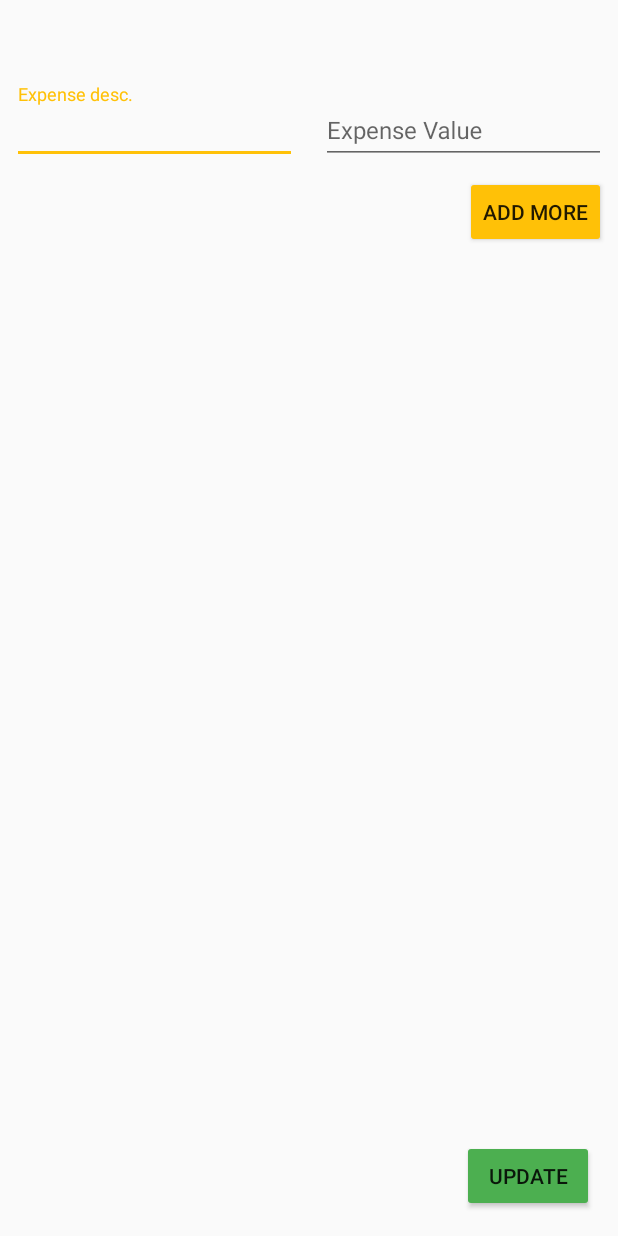
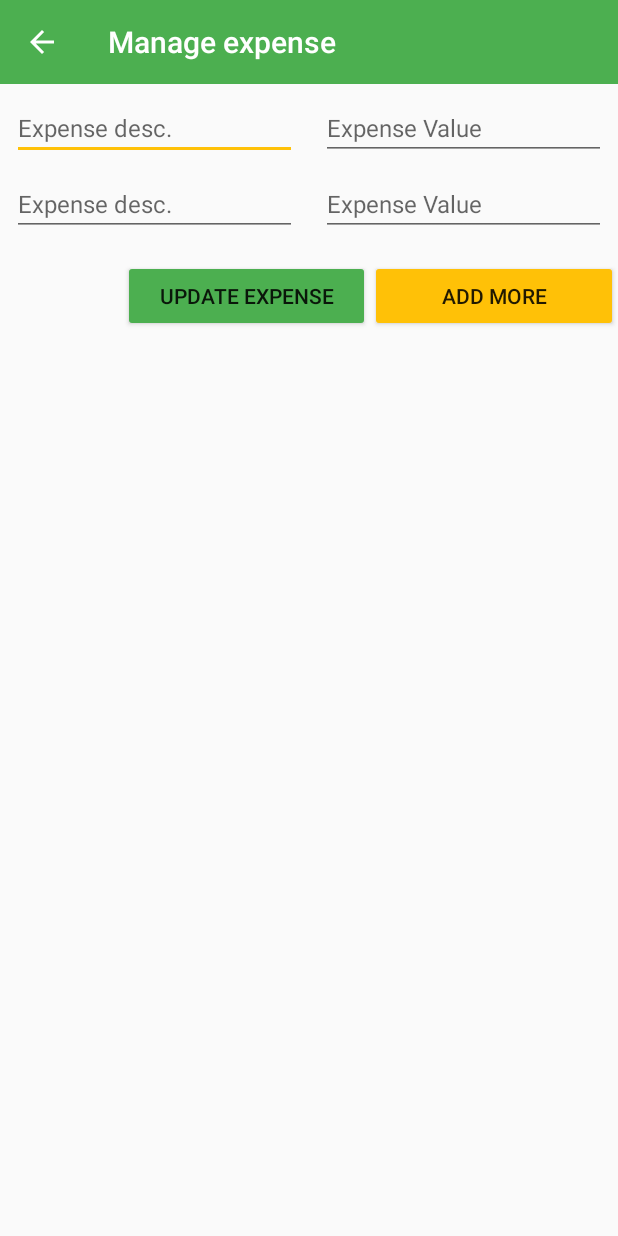
Before and after one commit to geronald10/Asumu, an Android app: the ManageExpenseActivity screen opened directly, with no data from a screen before it, after a tap on "ADD MORE", on a phone screen of 412 x 824 dp. Run offline under Robolectric (Android 15) with nearby library versions, the phone set to English and light mode, and no system bars; our stand-ins replace Volley; libraries missing offline, so code that uses them is left out: cn.pedant; network calls fail.

Commit message:
Add history daily code

```diff
--- a/app/src/main/AndroidManifest.xml
+++ b/app/src/main/AndroidManifest.xml
@@ -47,8 +47,8 @@
             </intent-filter>
         </activity>
         <activity android:name=".activity.AddNewTargetActivity" />
-        <activity android:name=".HistoryDetailActivity" />
-        <activity android:name=".ManageExpenseActivity"></activity>
+        <activity android:name=".activity.HistoryDetailActivity" />
+        <activity android:name=".activity.ManageExpenseActivity"></activity>
     </application>
 
 </manifest>
--- a/app/src/main/java/net/ridhoperdana/asumu/ManageExpenseActivity.java
+++ /dev/null
@@ -1,37 +0,0 @@
-package net.ridhoperdana.asumu;
-
-import android.support.constraint.ConstraintLayout;
-import android.support.v7.app.AppCompatActivity;
-import android.os.Bundle;
-import android.util.Log;
-import android.view.View;
-import android.view.ViewGroup;
-import android.widget.Button;
-import android.widget.EditText;
-import android.widget.LinearLayout;
-
-public class ManageExpenseActivity extends AppCompatActivity {
-
-    @Override
-    protected void onCreate(Bundle savedInstanceState) {
-        super.onCreate(savedInstanceState);
-        setContentView(R.layout.activity_manage_expense);
-
-        EditText keyExpense = (EditText)findViewById(R.id.input_key_daily);
-        EditText valueExpense = (EditText)findViewById(R.id.input_value_daily);
-        ConstraintLayout constraintLayout = new ConstraintLayout(this);
-        constraintLayout.setId(R.id.constraintLayout);
-//        setContentView(constraintLayout);
-//        ConstraintLayout.LayoutParams clpcontactUs = new ConstraintLayout.LayoutParams(
-//                ConstraintLayout.LayoutParams.WRAP_CONTENT, ConstraintLayout.LayoutParams.WRAP_CONTENT);
-        Button buttonAddMoreExpense = (Button)findViewById(R.id.add_more_expense);
-        buttonAddMoreExpense.setOnClickListener(new View.OnClickListener() {
-            @Override
-            public void onClick(View view) {
-
-//                layout.addView(linearLayout);
-            }
-        });
-
-    }
-}
--- a/app/src/main/java/net/ridhoperdana/asumu/HistoryDetailActivity.java
+++ b/app/src/main/java/net/ridhoperdana/asumu/activity/HistoryDetailActivity.java
@@ -1,4 +1,4 @@
-package net.ridhoperdana.asumu;
+package net.ridhoperdana.asumu.activity;
 
 import android.graphics.Color;
 import android.support.constraint.ConstraintLayout;
@@ -16,6 +16,7 @@ import com.github.mikephil.charting.data.LineDataSet;
 import com.github.mikephil.charting.interfaces.datasets.ILineDataSet;
 
 import net.cachapa.expandablelayout.ExpandableLayout;
+import net.ridhoperdana.asumu.R;
 
 import java.util.ArrayList;
 import java.util.List;
--- a/app/src/main/java/net/ridhoperdana/asumu/AdapterListHistory.java
+++ b/app/src/main/java/net/ridhoperdana/asumu/adapter/AdapterListHistory.java
@@ -1,4 +1,4 @@
-package net.ridhoperdana.asumu;
+package net.ridhoperdana.asumu.adapter;
 
 import android.content.Context;
 import android.support.v7.widget.RecyclerView;
@@ -6,6 +6,9 @@ import android.view.LayoutInflater;
 import android.view.View;
 import android.view.ViewGroup;
 import android.widget.TextView;
+
+import net.ridhoperdana.asumu.R;
+import net.ridhoperdana.asumu.model.ListofTargetModel;
 
 import java.util.Collections;
 import java.util.List;
--- a/app/src/main/java/net/ridhoperdana/asumu/fragment/ItemHistoryFragment.java
+++ b/app/src/main/java/net/ridhoperdana/asumu/fragment/ItemHistoryFragment.java
@@ -10,9 +10,9 @@ import android.view.LayoutInflater;
 import android.view.View;
 import android.view.ViewGroup;
 
-import net.ridhoperdana.asumu.AdapterListHistory;
-import net.ridhoperdana.asumu.HistoryDetailActivity;
-import net.ridhoperdana.asumu.ListofTargetModel;
+import net.ridhoperdana.asumu.adapter.AdapterListHistory;
+import net.ridhoperdana.asumu.activity.HistoryDetailActivity;
+import net.ridhoperdana.asumu.model.ListofTargetModel;
 import net.ridhoperdana.asumu.R;
 import net.ridhoperdana.asumu.utility.RupiahCurrencyFormat;
 
--- a/app/src/main/java/net/ridhoperdana/asumu/ListofTargetModel.java
+++ b/app/src/main/java/net/ridhoperdana/asumu/model/ListofTargetModel.java
@@ -1,4 +1,4 @@
-package net.ridhoperdana.asumu;
+package net.ridhoperdana.asumu.model;
 
 /**
  * Created by RIDHO on 9/7/2017.
--- a/app/src/main/java/net/ridhoperdana/asumu/UserModel.java
+++ b/app/src/main/java/net/ridhoperdana/asumu/model/UserModel.java
@@ -1,4 +1,4 @@
-package net.ridhoperdana.asumu;
+package net.ridhoperdana.asumu.model;
 
 /**
  * Created by RIDHO on 9/8/2017.
--- a/app/src/main/java/net/ridhoperdana/asumu/utility/NetworkUtils.java
+++ b/app/src/main/java/net/ridhoperdana/asumu/utility/NetworkUtils.java
@@ -23,4 +23,7 @@ public class NetworkUtils {
     public final static String ACTIVE_TARGET =
             "http://172.20.10.3:1234/Asumu/Services/historyTarget";
 
+    public final static String HISTORY_DAILY =
+            "http://172.20.10.3:1234/Asumu/Services/newHistoryDaily";
+
 }
--- a/app/src/main/res/layout/activity_history_detail.xml
+++ b/app/src/main/res/layout/activity_history_detail.xml
@@ -4,7 +4,7 @@
     xmlns:tools="http://schemas.android.com/tools"
     android:layout_width="match_parent"
     android:layout_height="match_parent"
-    tools:context="net.ridhoperdana.asumu.HistoryDetailActivity">
+    tools:context="net.ridhoperdana.asumu.activity.HistoryDetailActivity">
 
     <android.support.constraint.ConstraintLayout
         android:layout_width="0dp"
--- a/app/src/main/res/layout/activity_manage_expense.xml
+++ b/app/src/main/res/layout/activity_manage_expense.xml
@@ -1,81 +1,84 @@
 <?xml version="1.0" encoding="utf-8"?>
-<android.support.constraint.ConstraintLayout xmlns:android="http://schemas.android.com/apk/res/android"
+<LinearLayout xmlns:android="http://schemas.android.com/apk/res/android"
     xmlns:app="http://schemas.android.com/apk/res-auto"
     xmlns:tools="http://schemas.android.com/tools"
     android:layout_width="match_parent"
     android:layout_height="match_parent"
-    tools:context="net.ridhoperdana.asumu.ManageExpenseActivity"
-    android:id="@+id/constraintLayout">
+    android:orientation="vertical"
+    tools:context="net.ridhoperdana.asumu.activity.ManageExpenseActivity">
 
     <include
         android:id="@+id/toolbar"
-        layout="@layout/app_bar"
-        android:layout_height="0dp"
-        android:layout_width="0dp"
-        tools:layout_editor_absoluteY="0dp"
-        tools:layout_editor_absoluteX="0dp" />
+        layout="@layout/app_bar" />
 
     <LinearLayout
-        android:layout_width="0dp"
+        android:id="@+id/linear_layout_parent"
+        android:layout_width="match_parent"
         android:layout_height="wrap_content"
-        android:orientation="horizontal"
-        app:layout_constraintTop_toBottomOf="@+id/toolbar"
-        app:layout_constraintRight_toRightOf="parent"
-        app:layout_constraintLeft_toLeftOf="parent"
-        android:id="@+id/input_layout">
-        <android.support.design.widget.TextInputLayout
-            android:id="@+id/input_layout_key_daily"
+        android:orientation="vertical">
+
+        <LinearLayout
+            android:id="@+id/input_layout"
+            android:layout_width="match_parent"
+            android:layout_height="wrap_content"
+            android:layout_marginTop="8dp"
+            android:orientation="horizontal">
+
+            <EditText
+                android:id="@+id/input_key_daily"
                 android:layout_width="0dp"
                 android:layout_height="wrap_content"
                 android:layout_marginLeft="8dp"
                 android:layout_marginRight="8dp"
-            android:layout_weight=".5">
+                android:layout_weight="0.5"
+                android:hint="Expense desc."
+                android:inputType="text"
+                android:textSize="16sp" />
+
             <EditText
-                android:id="@+id/input_key_daily"
-                android:layout_width="match_parent"
-                android:layout_height="wrap_content"
-                android:hint="Expense desc."
-                android:inputType="date"
-                android:textSize="16sp"/>
-
-        </android.support.design.widget.TextInputLayout>
-
-        <android.support.design.widget.TextInputLayout
-            android:id="@+id/input_layout_value_daily"
+                android:id="@+id/input_value_daily"
                 android:layout_width="0dp"
                 android:layout_height="wrap_content"
                 android:layout_marginLeft="8dp"
                 android:layout_marginRight="8dp"
-            android:layout_weight=".5">
-            <EditText
-                android:id="@+id/input_value_daily"
+                android:layout_weight=".5"
+                android:hint="Expense Value"
+                android:inputType="number"
+                android:textSize="16sp" />
+
+        </LinearLayout>
+
+    </LinearLayout>
+
+    <LinearLayout
+        android:layout_marginTop="16dp"
+        android:id="@+id/layout_button_add_update"
         android:layout_width="match_parent"
         android:layout_height="wrap_content"
-                android:hint="Expense Value"
-                android:inputType="date"
-                android:textSize="16sp"/>
+        android:layout_alignParentBottom="true"
+        android:orientation="horizontal">
 
-        </android.support.design.widget.TextInputLayout>
-    </LinearLayout>
+        <LinearLayout
+            android:layout_width="0dp"
+            android:layout_weight="0.5"
+            android:layout_height="match_parent"/>
+
         <Button
-        android:layout_width="wrap_content"
+            android:id="@+id/update_daily_expense"
+            android:layout_width="0dp"
             android:layout_height="wrap_content"
+            android:layout_weight="1"
+            android:backgroundTint="@color/colorPrimary"
+            android:text="Update expense" />
+
+        <Button
             android:id="@+id/add_more_expense"
-        android:text="Add More"
-        android:layout_marginTop="8dp"
-        app:layout_constraintTop_toBottomOf="@+id/input_layout"
-        android:layout_marginRight="8dp"
-        app:layout_constraintRight_toRightOf="parent" />
-    <Button
-        android:layout_width="wrap_content"
+            android:layout_width="0dp"
             android:layout_height="wrap_content"
-        android:id="@+id/update_daily_expense"
-        android:text="Update"
-        android:backgroundTint="@color/colorPrimary"
-        android:layout_marginRight="16dp"
-        app:layout_constraintRight_toRightOf="parent"
-        app:layout_constraintBottom_toBottomOf="parent"
-        android:layout_marginBottom="16dp" />
+            android:layout_weight="1"
+            android:text="Add More" />
 
 
-</android.support.constraint.ConstraintLayout>
+    </LinearLayout>
+
+</LinearLayout>
--- /dev/null
+++ b/app/src/main/res/layout/input_layout.xml
@@ -0,0 +1,31 @@
+<?xml version="1.0" encoding="utf-8"?>
+<LinearLayout xmlns:android="http://schemas.android.com/apk/res/android"
+    android:id="@+id/input_layout"
+    android:layout_width="match_parent"
+    android:layout_height="wrap_content"
+    android:layout_marginTop="8dp"
+    android:orientation="horizontal">
+
+    <EditText
+        android:id="@+id/input_key_daily"
+        android:layout_width="0dp"
+        android:layout_height="wrap_content"
+        android:layout_marginLeft="8dp"
+        android:layout_marginRight="8dp"
+        android:layout_weight="0.5"
+        android:hint="Expense desc."
+        android:inputType="text"
+        android:textSize="16sp" />
+
+    <EditText
+        android:id="@+id/input_value_daily"
+        android:layout_width="0dp"
+        android:layout_height="wrap_content"
+        android:layout_marginLeft="8dp"
+        android:layout_marginRight="8dp"
+        android:layout_weight=".5"
+        android:hint="Expense Value"
+        android:inputType="number"
+        android:textSize="16sp" />
+
+</LinearLayout>
```
Also changed, not shown: app/src/main/java/net/ridhoperdana/asumu/activity/ManageExpenseActivity.java (added, +204 -0 lines), app/src/main/java/net/ridhoperdana/asumu/fragment/ItemHomeFragment.java (+10 -6 lines), app/src/main/java/net/ridhoperdana/asumu/utility/DateUtils.java (added, +15 -0 lines). Lines whose indentation alone changed are shown as unchanged.
